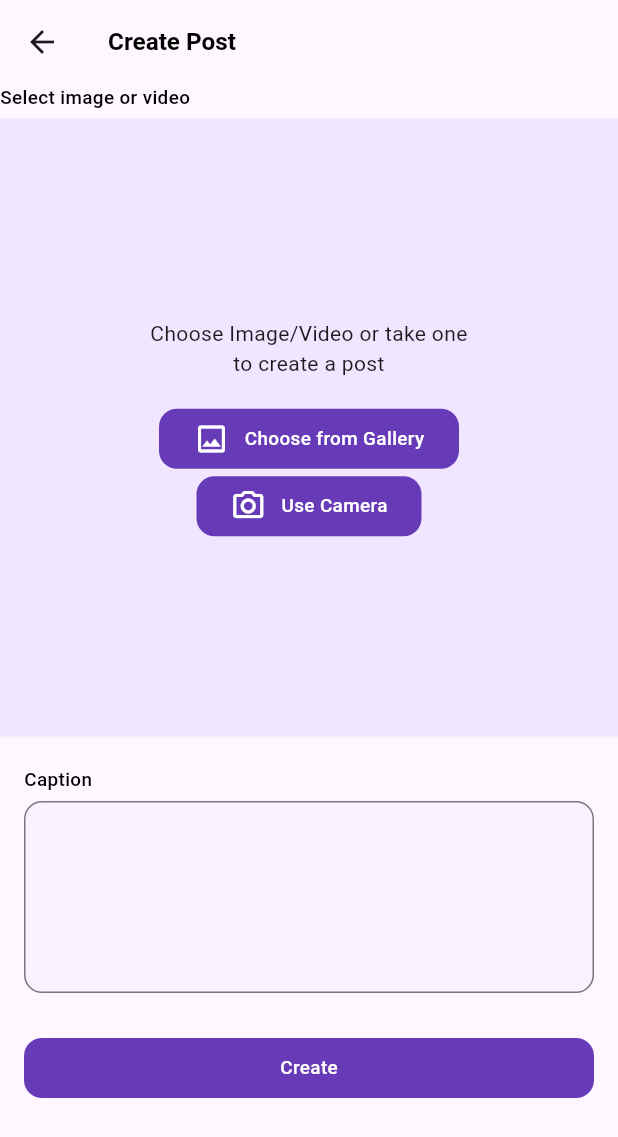
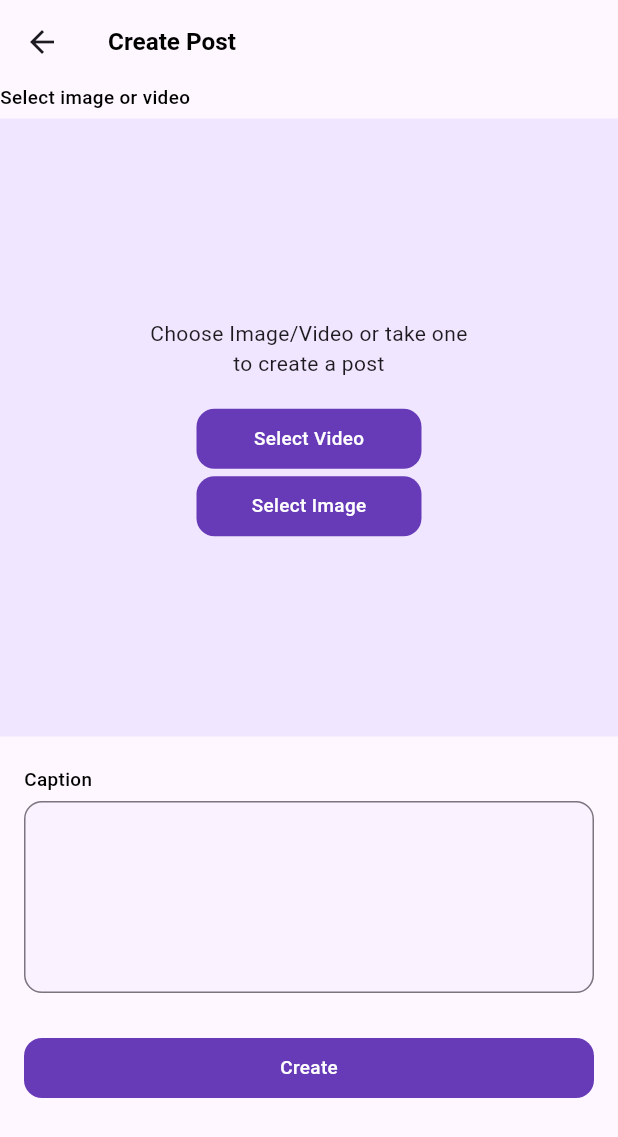
Before and after one commit to rjeyDev/upt_training, a Flutter app: the AddContentScreen screen opened by its route, after a tap on "Create", on a phone screen of 412 x 824 dp. Shown: the top 1137 px of the screen. Run offline on Flutter 3.47's test engine with Material 3 defaults, Android fonts, the phone set to English and light mode, and no system bars; our stand-ins replace auto_route, bloc, easy_localization, flutter_bloc, flutter_svg, freezed_annotation and 6 more; accounts and stored records are empty; network calls fail.

Commit message:
added video uploading

```diff
--- a/lib/domain/models/post.dart
+++ b/lib/domain/models/post.dart
@@ -7,11 +7,13 @@ class Post {
   int? id;
   String? media;
   String? caption;
+  String? mediaType;
 
   Post({
     this.id,
     this.media,
     this.caption,
+    this.mediaType,
   });
 
   factory Post.fromJson(Map<String, dynamic> json) => _$PostFromJson(json);
--- a/lib/presentation/bloc/auth_bloc/auth_bloc.dart
+++ b/lib/presentation/bloc/auth_bloc/auth_bloc.dart
@@ -19,7 +19,7 @@ class AuthBloc extends Bloc<AuthEvent, AuthState> {
         register: (email, password, photo, fullName, description, country, age, language, experience, workingDays) =>
             _register(emit, email, password, photo, fullName, description, country, age, language, experience, workingDays),
         login: (email, password) => _login(emit, email, password),
-        createPost: (media, caption) => _createPost(emit, media, caption),
+        createPost: (media, mediaType, caption) => _createPost(emit, media, mediaType, caption),
         editProfile: (photo, fullName, description, country, age, language, experience, workingDays) =>
             _editProfile(emit, photo, fullName, description, country, age, language, experience, workingDays),
       );
@@ -98,13 +98,13 @@ class AuthBloc extends Bloc<AuthEvent, AuthState> {
     emit(state.copyWith(action: AuthAction.loginError));
   }
 
-  _createPost(Emitter emit, String media, String caption) async {
+  _createPost(Emitter emit, String media, String mediaType, String caption) async {
     emit(state.copyWith(action: AuthAction.loginLoading));
     int lastPostId = 0;
     if (state.user?.posts != null && state.user!.posts!.isNotEmpty) {
       lastPostId = state.user?.posts?.last?.id ?? 0;
     }
-    Post post = Post(id: lastPostId + 1, media: media, caption: caption);
+    Post post = Post(id: lastPostId + 1, media: media, mediaType: mediaType, caption: caption);
     User user = state.user!;
     user.posts?.add(post);
     state.users?.forEach((element) {
--- a/lib/presentation/bloc/auth_bloc/auth_event.dart
+++ b/lib/presentation/bloc/auth_bloc/auth_event.dart
@@ -6,7 +6,7 @@ class AuthEvent with _$AuthEvent {
   const factory AuthEvent.register(String email, String password, String photo, String fullName, String description, String country, String age,
       String language, String experience, List<String?> workingDays) = _AuthRegister;
   const factory AuthEvent.login(String email, String password) = _AuthLogin;
-  const factory AuthEvent.createPost(String media, String caption) = _AuthCreatePost;
+  const factory AuthEvent.createPost(String media, String mediaType, String caption) = _AuthCreatePost;
   const factory AuthEvent.editProfile(String photo, String fullName, String description, String country, String age, String language,
       String experience, List<String?> workingDays) = _ProfileEdit;
 }
--- a/lib/presentation/screens/add_content/add_content_screen.dart
+++ b/lib/presentation/screens/add_content/add_content_screen.dart
@@ -8,6 +8,7 @@ import 'package:upt_training/presentation/navigation/navigators/bottom_navigator
 import 'package:upt_training/presentation/widgets/buttons/primary_button.dart';
 import 'package:upt_training/ui_kit/app_color.dart';
 import 'package:upt_training/ui_kit/app_text_style.dart';
+import 'package:video_player/video_player.dart';
 
 import '../../bloc/auth_bloc/auth_bloc.dart';
 
@@ -21,13 +22,17 @@ class AddContentScreen extends StatefulWidget {
 
 class _AddContentScreenState extends State<AddContentScreen> {
   TextEditingController captionController = TextEditingController();
-  XFile? file;
+  late VideoPlayerController videoController;
+  XFile? image;
+  XFile? video;
+
   @override
   Widget build(BuildContext context) {
     return BlocConsumer<AuthBloc, AuthState>(
       listener: (context, state) {
         if (state.action == AuthAction.createPost) {
-          file = null;
+          image = null;
+          video = null;
           captionController.clear();
           tabsRouter.setActiveIndex(2);
           setState(() {});
@@ -52,30 +57,79 @@ class _AddContentScreenState extends State<AddContentScreen> {
                 const SizedBox(height: 5),
                 Container(
                   height: MediaQuery.of(context).size.width,
+                  width: MediaQuery.of(context).size.width,
                   decoration: BoxDecoration(
                     color: AppColor.secondary.withOpacity(0.10),
-                    image: file != null
-                        ? DecorationImage(
-                            image: FileImage(
-                              File(file!.path),
                   ),
+                  child: image != null || video != null
+                      ? Stack(
+                          children: [
+                            if (image != null)
+                              Positioned.fill(
+                                child: Image.file(
+                                  File(image!.path),
                                   fit: BoxFit.cover,
+                                ),
+                              ),
+                            if (video != null)
+                              Positioned.fill(
+                                child: VideoPlayer(videoController),
+                              ),
+                            if (video != null)
+                              Positioned(
+                                top: 0,
+                                bottom: 0,
+                                right: 0,
+                                left: 0,
+                                child: GestureDetector(
+                                  onTap: () {
+                                    if (videoController.value.isPlaying) {
+                                      videoController.pause();
+                                      setState(() {});
+                                    } else {
+                                      if (videoController.value.isCompleted) {
+                                        videoController.initialize();
+                                      }
+                                      videoController.play();
+                                      setState(() {});
+                                    }
+                                  },
+                                  child: AnimatedSwitcher(
+                                    duration: const Duration(milliseconds: 300),
+                                    reverseDuration: const Duration(milliseconds: 300),
+                                    child: videoController.value.isPlaying && !videoController.value.isCompleted
+                                        ? const Icon(
+                                            Icons.pause_rounded,
+                                            size: 60,
+                                            color: AppColor.primary,
                                           )
-                        : null,
+                                        : const Icon(
+                                            Icons.play_arrow_rounded,
+                                            size: 60,
+                                            color: AppColor.primary,
                                           ),
-                  alignment: file == null ? Alignment.center : Alignment.topRight,
-                  child: file != null
-                      ? IconButton(
+                                  ),
+                                ),
+                              ),
+                            Positioned(
+                              top: 0,
+                              right: 0,
+                              child: IconButton(
                                 onPressed: () {
-                            file = null;
+                                  image = null;
+                                  video = null;
                                   setState(() {});
                                 },
                                 icon: const Icon(
                                   Icons.close_rounded,
                                   color: AppColor.primary,
                                 ),
+                              ),
+                            ),
+                          ],
                         )
-                      : Column(
+                      : Center(
+                          child: Column(
                             mainAxisSize: MainAxisSize.min,
                             children: [
                               const Align(
@@ -87,27 +141,26 @@ class _AddContentScreenState extends State<AddContentScreen> {
                               ),
                               const SizedBox(height: 20),
                               SizedBox(
-                              width: 200,
+                                width: 150,
                                 height: 40,
                                 child: Center(
                                   child: PrimaryButton(
                                     onPressed: () async {
-                                    file = await ImagePicker().pickMedia();
+                                      //TODO
+                                      video = await ImagePicker().pickVideo(source: ImageSource.gallery);
+                                      videoController = VideoPlayerController.file(File(video?.path ?? ''))
+                                        ..initialize().then((_) {
                                           setState(() {});
+                                        });
+                                      videoController.addListener(() {
+                                        if (videoController.value.isCompleted) {
+                                          setState(() {});
+                                        }
+                                      });
                                     },
-                                  child: Row(
-                                    mainAxisSize: MainAxisSize.min,
-                                    children: [
-                                      const Icon(
-                                        Icons.image_outlined,
-                                        color: AppColor.white,
-                                      ),
-                                      const SizedBox(width: 10),
-                                      Text(
-                                        'Choose from Gallery',
+                                    child: Text(
+                                      'Select Video',
                                       style: AppTextStyle.s14w500White(context),
-                                      ),
-                                    ],
                                     ),
                                   ),
                                 ),
@@ -119,27 +172,18 @@ class _AddContentScreenState extends State<AddContentScreen> {
                                 child: Center(
                                   child: PrimaryButton(
                                     onPressed: () async {
-                                    file = await ImagePicker().pickImage(source: ImageSource.camera);
+                                      image = await ImagePicker().pickImage(source: ImageSource.gallery);
                                       setState(() {});
                                     },
-                                  child: Row(
-                                    mainAxisSize: MainAxisSize.min,
-                                    children: [
-                                      const Icon(
-                                        Icons.camera_alt_outlined,
-                                        color: AppColor.white,
-                                      ),
-                                      const SizedBox(width: 10),
-                                      Text(
-                                        'Use Camera',
+                                    child: Text(
+                                      'Select Image',
                                       style: AppTextStyle.s14w500White(context),
-                                      ),
-                                    ],
                                     ),
                                   ),
                                 ),
                               ),
                             ],
+                          ),
                         ),
                 ),
                 Padding(
@@ -174,7 +218,14 @@ class _AddContentScreenState extends State<AddContentScreen> {
                         height: 40,
                         child: PrimaryButton(
                           onPressed: () {
-                            createPost(file?.path ?? '', captionController.text);
+                            createPost(
+                                image?.path ?? video?.path ?? '',
+                                image != null
+                                    ? 'image'
+                                    : video != null
+                                        ? 'video'
+                                        : '',
+                                captionController.text);
                           },
                           child: Text(
                             'Create',
@@ -194,7 +245,7 @@ class _AddContentScreenState extends State<AddContentScreen> {
     );
   }
 
-  createPost(String media, String caption) {
-    context.read<AuthBloc>().add(AuthEvent.createPost(media, caption));
+  createPost(String media, String mediaType, String caption) {
+    context.read<AuthBloc>().add(AuthEvent.createPost(media, mediaType, caption));
   }
 }
--- a/lib/presentation/screens/profile/profile_screen.dart
+++ b/lib/presentation/screens/profile/profile_screen.dart
@@ -6,6 +6,7 @@ import 'package:flutter_bloc/flutter_bloc.dart';
 import 'package:flutter_svg/flutter_svg.dart';
 import 'package:upt_training/data/datasource/remote/jwt.dart';
 import 'package:upt_training/ui_kit/app_text_style.dart';
+import 'package:video_player/video_player.dart';
 
 import '../../../data/datasource/local/service_locator/service_locator.dart';
 import '../../../domain/models/user.dart';
@@ -24,10 +25,20 @@ class ProfileScreen extends StatefulWidget {
 }
 
 class _ProfileScreenState extends State<ProfileScreen> {
+  List<VideoPlayerController> videoControllers = [];
   User? user;
   @override
   void initState() {
     super.initState();
+    context.read<AuthBloc>().state.user?.posts?.forEach((post) {
+      VideoPlayerController videoController = VideoPlayerController.file(File(post?.media ?? ''));
+      if (post?.mediaType == 'video') {
+        videoController.initialize().then(
+              (value) => setState(() {}),
+            );
+      }
+      videoControllers.add(videoController);
+    });
     if (widget.isMyProfile) {
       user = context.read<AuthBloc>().state.user;
     } else {
@@ -39,6 +50,18 @@ class _ProfileScreenState extends State<ProfileScreen> {
   Widget build(BuildContext context) {
     return BlocConsumer<AuthBloc, AuthState>(
       listener: (context, state) {
+        if (state.action == AuthAction.createPost) {
+          videoControllers.clear();
+          state.user?.posts?.forEach((post) {
+            VideoPlayerController videoController = VideoPlayerController.file(File(post?.media ?? ''));
+            if (post?.mediaType == 'video') {
+              videoController.initialize().then(
+                    (value) => setState(() {}),
+                  );
+            }
+            videoControllers.add(videoController);
+          });
+        }
         if (widget.isMyProfile && state.action == AuthAction.editProfile) {
           user = state.user;
         }
@@ -205,11 +228,16 @@ class _ProfileScreenState extends State<ProfileScreen> {
                 ),
                 itemCount: user?.posts?.length ?? 0,
                 itemBuilder: (BuildContext context, int index) {
-                  return Image.file(
-                    File(user?.posts?[index]?.media ?? ''),
-                    fit: BoxFit.cover,
-                    height: MediaQuery.of(context).size.width / 3,
-                  );
+                  return user?.posts?[index]?.mediaType == 'video'
+                      ? SizedBox(
+                          height: MediaQuery.of(context).size.width / 3,
+                          width: MediaQuery.of(context).size.width / 3,
+                          child: VideoPlayer(videoControllers[index]))
+                      : Image.file(
+                          File(user?.posts?[index]?.media ?? ''),
+                          fit: BoxFit.cover,
+                          height: MediaQuery.of(context).size.width / 3,
+                        );
                 },
               ),
             ],
```
Also changed, not shown: lib/domain/models/post.g.dart, lib/domain/models/user.g.dart, lib/presentation/bloc/auth_bloc/auth_bloc.freezed.dart, 1 other file. Lines whose indentation alone changed are shown as unchanged.
